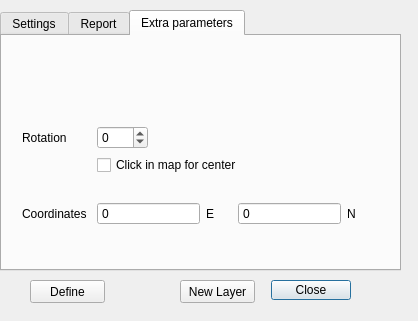
Qt form Arraymaker_dialog_base.ui (sickel/Arraymaker) before a commit.
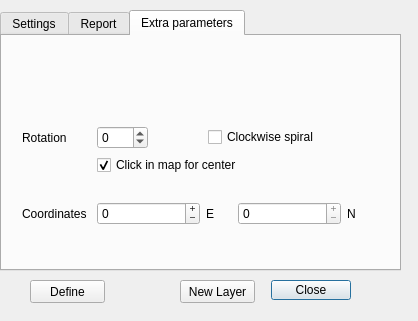
The same form after that commit. Custom widgets are drawn as their Qt base class.

Commit message: Possible to define starting point by coordinates

```diff
--- a/Arraymaker_dialog_base.ui
+++ b/Arraymaker_dialog_base.ui
@@ -278,7 +278,7 @@
         <item>
          <widget class="QSpinBox" name="SBEast">
           <property name="buttonSymbols">
-           <enum>QAbstractSpinBox::NoButtons</enum>
+           <enum>QAbstractSpinBox::PlusMinus</enum>
           </property>
           <property name="minimum">
            <number>-10000000</number>
@@ -298,7 +298,10 @@
         <item>
          <widget class="QSpinBox" name="SBNorth">
           <property name="buttonSymbols">
-           <enum>QAbstractSpinBox::NoButtons</enum>
+           <enum>QAbstractSpinBox::PlusMinus</enum>
+          </property>
+          <property name="suffix">
+           <string/>
           </property>
           <property name="minimum">
            <number>0</number>
@@ -322,6 +325,9 @@
         <property name="text">
          <string>Click in map for center</string>
         </property>
+        <property name="checked">
+         <bool>true</bool>
+        </property>
        </widget>
       </item>
       <item row="0" column="1">
@@ -336,6 +342,26 @@
           </property>
          </widget>
         </item>
+        <item>
+         <spacer name="horizontalSpacer_2">
+          <property name="orientation">
+           <enum>Qt::Horizontal</enum>
+          </property>
+          <property name="sizeHint" stdset="0">
+           <size>
+            <width>40</width>
+            <height>20</height>
+           </size>
+          </property>
+         </spacer>
+        </item>
+        <item>
+         <widget class="QCheckBox" name="CBccw">
+          <property name="text">
+           <string>Clockwise spiral</string>
+          </property>
+         </widget>
+        </item>
         <item>
          <spacer name="horizontalSpacer">
           <property name="orientation">
```
Left out of the diff: 6 changed lines with no effect on the pictures. The commit also changes 1 other file.
